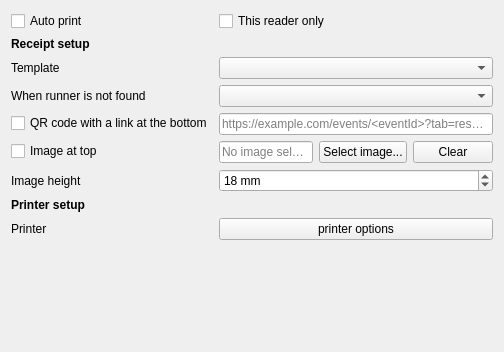
This is quickevent/app/quickevent/plugins/Receipts/src/receiptssettingspage.ui in arnost00/quickbox as Qt 5 draws it before an edit. The edited form follows.
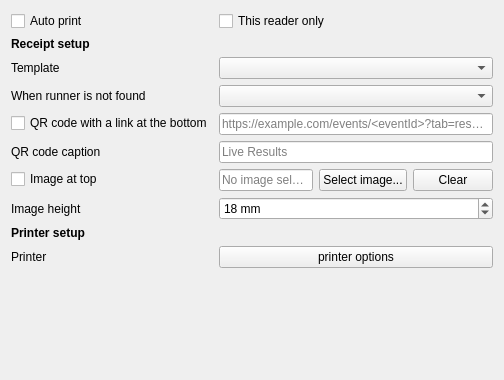
This is the edited form.

Commit message: feat: Added QR code caption, default Live Results

```diff
--- a/quickevent/app/quickevent/plugins/Receipts/src/receiptssettingspage.ui
+++ b/quickevent/app/quickevent/plugins/Receipts/src/receiptssettingspage.ui
@@ -7,7 +7,7 @@
     <x>0</x>
     <y>0</y>
     <width>504</width>
-    <height>352</height>
+     <height>380</height>
    </rect>
   </property>
   <property name="windowTitle">
@@ -69,7 +69,7 @@
    <item row="2" column="1">
     <widget class="QComboBox" name="cbxReceipt"/>
    </item>
-   <item row="7" column="0">
+    <item row="8" column="0">
     <widget class="QLabel" name="lbPrinterSetup">
      <property name="font">
       <font>
@@ -81,17 +81,17 @@
      </property>
     </widget>
    </item>
-   <item row="7" column="1">
+    <item row="8" column="1">
     <widget class="QWidget" name="printerSetupSpacer" native="true"/>
    </item>
-   <item row="8" column="0">
+    <item row="9" column="0">
     <widget class="QLabel" name="label_3">
      <property name="text">
       <string>Printer</string>
      </property>
     </widget>
    </item>
-   <item row="8" column="1">
+    <item row="9" column="1">
     <widget class="QPushButton" name="btPrinterOptions">
      <property name="text">
       <string notr="true">printer options</string>
@@ -119,6 +119,23 @@
     </widget>
    </item>
    <item row="5" column="0">
+     <widget class="QLabel" name="lbReceiptQrCodeCaption">
+      <property name="text">
+       <string>QR code caption</string>
+      </property>
+     </widget>
+    </item>
+    <item row="5" column="1">
+     <widget class="QLineEdit" name="edReceiptQrCodeCaption">
+      <property name="toolTip">
+       <string>Caption printed under the QR code.</string>
+      </property>
+      <property name="placeholderText">
+       <string>Live Results</string>
+      </property>
+     </widget>
+    </item>
+    <item row="6" column="0">
     <widget class="QCheckBox" name="chkPrintReceiptImage">
      <property name="toolTip">
       <string>Print an image at the top of receipts.</string>
@@ -128,7 +145,7 @@
      </property>
     </widget>
    </item>
-   <item row="5" column="1">
+    <item row="6" column="1">
     <layout class="QHBoxLayout" name="receiptImageLayout">
      <item>
       <widget class="QLineEdit" name="edReceiptImageFile">
@@ -156,14 +173,14 @@
      </item>
     </layout>
    </item>
-   <item row="6" column="0">
+    <item row="7" column="0">
     <widget class="QLabel" name="lbReceiptImageHeight">
      <property name="text">
       <string>Image height</string>
      </property>
     </widget>
    </item>
-   <item row="6" column="1">
+    <item row="7" column="1">
     <widget class="QSpinBox" name="edReceiptImageHeight">
      <property name="toolTip">
       <string>Maximum printed height of the receipt image.</string>
@@ -182,7 +199,7 @@
      </property>
     </widget>
    </item>
-   <item row="9" column="0">
+    <item row="10" column="0">
     <spacer name="verticalSpacer">
      <property name="orientation">
       <enum>Qt::Vertical</enum>
```
Left out of the diff: 1 changed line with no effect on the pictures. Lines whose indentation alone changed are shown as unchanged. The commit also changes 8 other files.
